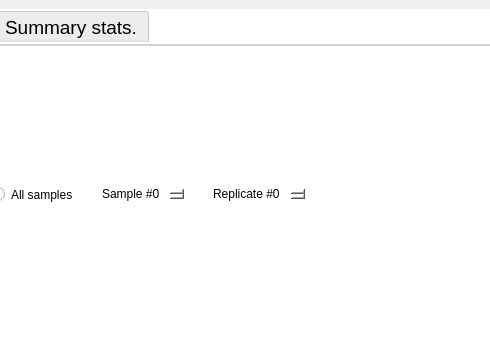
Above: src/phylojunction/interface/pysidegui/pjguipages/pjgui_pages.ui from fkmendes/PhyloJunction before the change; both pictures show x 110 to 600 and y 0 to 354 of the 980 by 700 pixel window. Below: the same form after it.
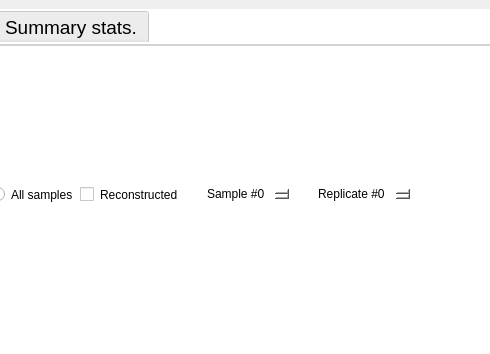
That is the form after the change. Icons and pictures are not drawn. Custom widgets are drawn as their Qt base class.

Commit message:
Work on reconstructed FBD trees
Currently working on last unit test inside test_tree_plotting.py, test_sa_followed_by_sa_tip_fbd_rec_tr_plot. The complete tree plot is OK, but the reconstructed tree is not.

Fixed other bugs and test expectations inside test_tree_extract_reconstructed.py. Two tests there still fail, 'test_extract_reconstructed_tree_origin_sa_before_root_tree_dies' and 'test_extract_reconstructed_tree_origin_sa_before_root_tree_two_survive'.

The edit to the form file:
```diff
--- a/src/phylojunction/interface/pysidegui/pjguipages/pjgui_pages.ui
+++ b/src/phylojunction/interface/pysidegui/pjguipages/pjgui_pages.ui
@@ -374,6 +374,13 @@
             </property>
            </widget>
           </item>
+          <item>
+           <widget class="QCheckBox" name="reconstructed_tree_check">
+            <property name="text">
+             <string>Reconstructed</string>
+            </property>
+           </widget>
+          </item>
           <item>
            <spacer name="spacer_3">
             <property name="orientation">
```
The commit also changes 8 other files.
